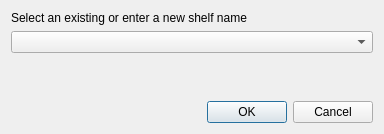
Old version of the form shelves/ui/actions.ui in the repository nrth3rnlb/picard-plugin-shelves.
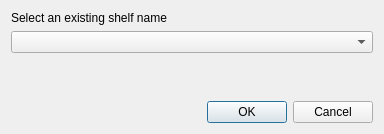
New version of the form.

Commit message:
refactor(ui): remove redundant sort calls in shelf management sections
refactor(ui): improve tooltips for clarity and enable sorting for shelf lists

- Simplify tooltip descriptions across actions and workflow options for better readability.
- Enable sorting functionality in relevant shelf list widgets to enhance usability.

The edit to the form file:
```diff
--- a/shelves/ui/actions.ui
+++ b/shelves/ui/actions.ui
@@ -17,7 +17,7 @@
             <item>
                 <widget class="QLabel" name="label_instructions">
                     <property name="text">
-                        <string>Select an existing or enter a new shelf name</string>
+                        <string>Select an existing shelf name</string>
                     </property>
                 </widget>
             </item>
```
The commit also changes 2 other files.
